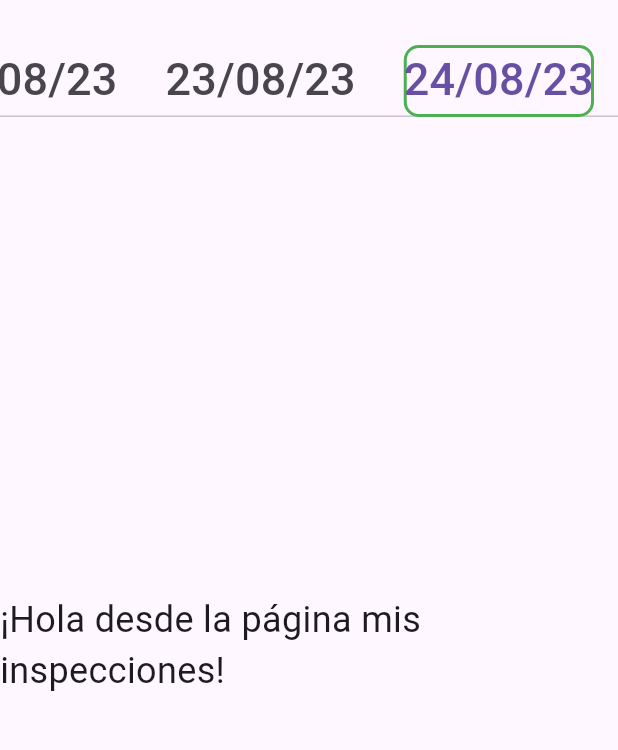
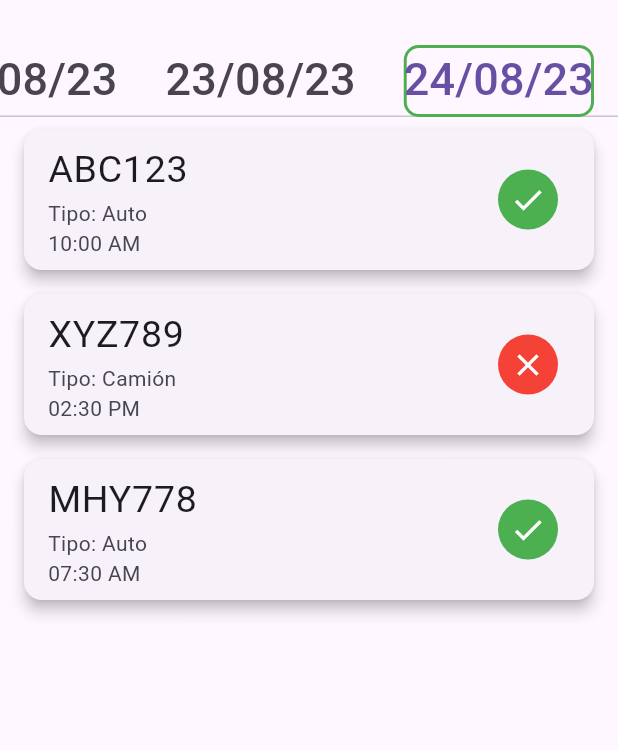
Before and after one commit to dairo1992/citav_app, a Flutter app: the MyInspectionsPage screen opened by its route, on a phone screen of 412 x 824 dp, the part 63-813 px from its top. Run offline on Flutter 3.47's test engine with Material 2 defaults, Android fonts, the light colour scheme and no system bars; network calls fail.

Commit message:
ui nueva inspeccion
Cambios visuales en ui nueva inspeccion y mejoramiento de themes de botones y textos en busca de un estandar modificable externamente

```diff
--- a/lib/main.dart
+++ b/lib/main.dart
@@ -5,6 +5,7 @@ import 'pages/inspection.dart';
 import 'pages/login.dart';
 import 'pages/myInspections.dart';
 import 'pages/profile.dart';
+import 'widgets/appTheme.dart';
 
 void main() => runApp(MyApp());
 
@@ -12,7 +13,7 @@ class MyApp extends StatelessWidget {
   @override
   Widget build(BuildContext context) {
     return MaterialApp(
-      theme: ThemeData(useMaterial3: true),
+      theme: AppTheme.lightTheme,
       home: LoginPage(), // Inicia en la página de Login
       onGenerateRoute: (settings) {
         // Define el manejo de las rutas en el Drawer
--- a/lib/pages/myInspections.dart
+++ b/lib/pages/myInspections.dart
@@ -3,7 +3,30 @@ import 'package:intl/intl.dart'; // Importa el paquete intl
 
 import '../widgets/drawer.dart';
 
+class Inspeccion {
+  final String placa;
+  final String hora;
+  final String tipo;
+  final bool estado;
+
+  Inspeccion({
+    required this.placa,
+    required this.hora,
+    required this.tipo,
+    required this.estado,
+  });
+}
+
 class MyInspectionsPage extends StatelessWidget {
+
+  final List<Inspeccion> inspecciones = [
+    Inspeccion(placa: 'ABC123', hora: '10:00 AM', tipo: 'Auto', estado: true),
+    Inspeccion(placa: 'XYZ789', hora: '02:30 PM', tipo: 'Camión', estado: false),
+    Inspeccion(placa: 'MHY778', hora: '07:30 AM', tipo: 'Auto', estado: true),
+    // Agrega más inspecciones aquí
+  ];
+
+
   @override
   Widget build(BuildContext context) {
     return Scaffold(
@@ -16,9 +39,35 @@ class MyInspectionsPage extends StatelessWidget {
       ),
       drawer: DrawerPage(),
       body: Center(
-        child: Text(
-          '¡Hola desde la página mis inspecciones!',
-          style: TextStyle(fontSize: 24), // Aumenta el tamaño de la fuente
+        child: ListView.builder(
+        itemCount: inspecciones.length,
+        itemBuilder: (context, index) {
+          return _buildInspeccionCard(inspecciones[index]);
+        },
+      ),
+      ),
+    );
+  }
+
+  Widget _buildInspeccionCard(Inspeccion inspeccion) {
+    return Card(
+      elevation: 4,
+      margin: EdgeInsets.symmetric(horizontal: 16, vertical: 8),
+      child: ListTile(
+        title: Text('${inspeccion.placa}'),
+        subtitle: Column(
+          crossAxisAlignment: CrossAxisAlignment.start,
+          children: [
+            Text('Tipo: ${inspeccion.tipo}'),
+            Text('${inspeccion.hora}'),
+          ],
+        ),
+        trailing: CircleAvatar(
+          backgroundColor: inspeccion.estado ? Colors.green : Colors.red,
+          child: Icon(
+            inspeccion.estado ? Icons.check : Icons.close,
+            color: Colors.white,
+          ),
         ),
       ),
     );
--- /dev/null
+++ b/lib/widgets/appTheme.dart
@@ -0,0 +1,40 @@
+import 'package:flutter/material.dart';
+
+class AppTheme {
+
+  static ThemeData lightTheme = ThemeData(
+    useMaterial3: true,
+    textTheme: const TextTheme(
+      bodyLarge: TextStyle(fontSize: 25.0, color: primaryTextColor),
+      bodyMedium: TextStyle(fontSize: 14.0),
+      // ... otros estilos de fuente
+    ),
+    // ... otros atributos de ThemeData
+  );
+
+  static const Color primaryTextColor = darkColor2;
+  static const Color secondaryTextColor = Colors.grey;
+
+  static const Color asentColor1 = Color.fromRGBO(244,157,76,1);
+  static const Color asentColor2 = Color.fromRGBO(255,74,23,1);
+
+  static const Color darkColor1 = Color.fromRGBO(45,59,69,1);
+  static const Color darkColor2 = Color.fromRGBO(21,34,43,1);
+
+  static const Color lightColor1 = Color.fromRGBO(255, 255, 255, 1);
+  static const Color lightColor2 = Color.fromRGBO(236, 232, 232, 1);
+  // ... otros colores y estilos
+
+  final TextStyle bodyLargeStyle = TextStyle(fontSize: 25.0, color: primaryTextColor);
+  final TextStyle bodyMediumStyle = TextStyle(fontSize: 14.0);
+
+  final TextStyle textButton1 = TextStyle(fontSize: 30.0, color: const Color.fromARGB(255, 255, 255, 255));
+ final ButtonStyle buttonLightStyle = ElevatedButton.styleFrom(
+    backgroundColor:  Color.fromRGBO(244,157,76,1), // Color de fondo del botón
+    // Estilo de texto
+    padding: EdgeInsets.symmetric(horizontal: 20, vertical: 10), // Padding interno
+    shape: RoundedRectangleBorder(
+      borderRadius: BorderRadius.circular(8.0), // Borde redondeado
+    ),
+  );
+}
```
Also changed, not shown: lib/pages/inspection.dart (+48 -12 lines), lib/pages/login.dart (+95 -26 lines), lib/widgets/drawer.dart (+12 -6 lines), assets/fondo2.png (added), assets/fondo3.png (added), assets/fondo4.png (added), assets/fondo5.png (added), assets/fondo6.png (added), assets/persona.png (renamed from assets/image_9-768x648.png), assets/placa.png (added), 4 other files.
